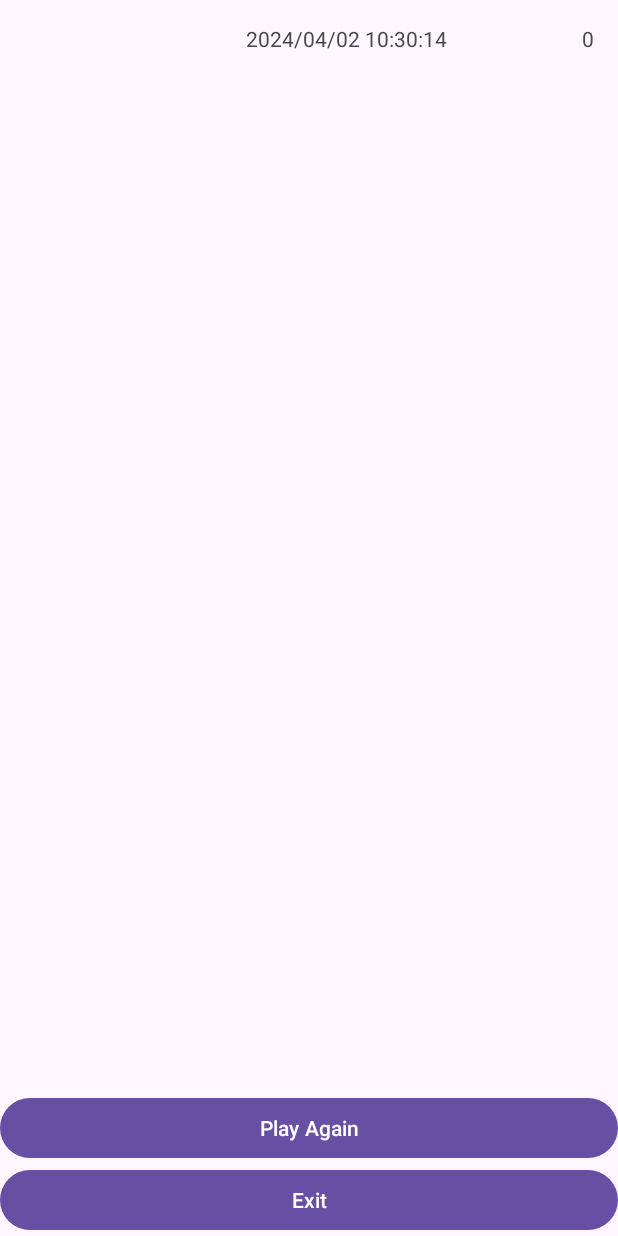
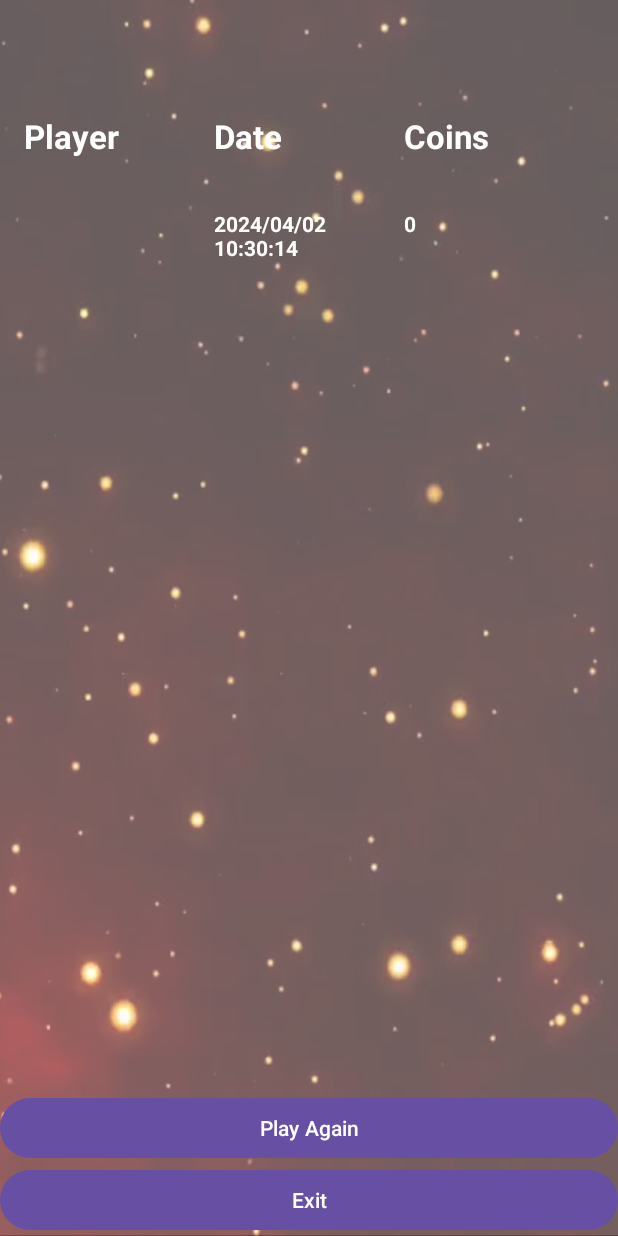
Before and after one commit to angiehelensanchez/CodeAppsvs01, an Android app: the RankingActivity screen opened directly, with no data from a screen before it, on a phone screen of 412 x 824 dp. Run offline under Robolectric (Android 15) with nearby library versions, the phone set to English and light mode, and no system bars; our stand-ins replace Room's generated code, RxJava.

Commit message:
Ajustes visuales en StartActiviy, MainActivity y RankingActivity, botones mas grandes, ubicación items optimizada.

```diff
--- a/app/src/main/res/layout/activity_ranking.xml
+++ b/app/src/main/res/layout/activity_ranking.xml
@@ -3,16 +3,59 @@
     xmlns:app="http://schemas.android.com/apk/res-auto"
     xmlns:tools="http://schemas.android.com/tools"
     android:id="@+id/main"
+    android:background="@drawable/bienvenido"
     android:layout_width="match_parent"
     android:layout_height="match_parent"
     android:orientation="vertical"
-    tools:context=".RankingActivity">
+        tools:context=".RankingActivity">
+
+
+    <!-- Encabezados para las columnas -->
+    <Space
+        android:layout_width="match_parent"
+        android:layout_height="60dp" />
+
+    <LinearLayout
+        android:layout_width="match_parent"
+        android:layout_height="wrap_content"
+        android:orientation="horizontal"
+        android:padding="16dp">
+
+
+        <TextView
+            android:layout_width="0dp"
+            android:layout_height="wrap_content"
+            android:layout_weight="1"
+            android:text="Player"
+            android:textAppearance="@style/TextAppearance.AppCompat.Large"
+            android:textColor="@android:color/white"
+            android:textStyle="bold" />
+
+        <TextView
+            android:layout_width="0dp"
+            android:layout_height="wrap_content"
+            android:layout_weight="1"
+            android:text="Date"
+            android:textAppearance="@style/TextAppearance.AppCompat.Large"
+            android:textColor="@android:color/white"
+            android:textStyle="bold" />
+
+        <TextView
+            android:layout_width="0dp"
+            android:layout_height="wrap_content"
+            android:layout_weight="1"
+            android:text="Coins"
+            android:textAppearance="@style/TextAppearance.AppCompat.Large"
+            android:textColor="@android:color/white"
+            android:textStyle="bold" />
+    </LinearLayout>
 
     <androidx.recyclerview.widget.RecyclerView
         android:id="@+id/rankingRecyclerView"
         android:layout_width="match_parent"
         android:layout_height="0dp"
         android:layout_weight="1"
+        android:layout_marginTop="2dp"
         tools:listitem="@layout/ranking_item" />
 
     <Button
--- a/app/src/main/res/layout/ranking_item.xml
+++ b/app/src/main/res/layout/ranking_item.xml
@@ -10,17 +10,25 @@
         android:layout_width="0dp"
         android:layout_height="wrap_content"
         android:layout_weight="1"
-        android:text="Player Name" />
+        android:text="Player Name"
+        android:textColor="@android:color/white"
+        android:textStyle="bold"/>
 
     <TextView
         android:id="@+id/playerDateTextView"
-        android:layout_width="wrap_content"
+        android:layout_width="0dp"
         android:layout_height="wrap_content"
-        android:layout_marginRight="90dp"
-        android:text="Date" />
+        android:layout_weight="1"
+        android:text="Date"
+        android:textColor="@android:color/white"
+        android:textStyle="bold"/>
+
     <TextView
         android:id="@+id/playerResultTextView"
-        android:layout_width="wrap_content"
+        android:layout_width="0dp"
         android:layout_height="wrap_content"
-        android:text="Player Score" />
+        android:layout_weight="1"
+        android:text="Player Score"
+        android:textColor="@android:color/white"
+        android:textStyle="bold"/>
 </LinearLayout>
--- a/app/src/main/res/values/colors.xml
+++ b/app/src/main/res/values/colors.xml
@@ -2,4 +2,6 @@
 <resources>
     <color name="black">#FF000000</color>
     <color name="white">#FFFFFFFF</color>
+    <color name="dark_red">#8B0000</color>
+
 </resources>
--- a/app/src/main/res/values/strings.xml
+++ b/app/src/main/res/values/strings.xml
@@ -7,4 +7,8 @@
     <string name="start_game">Iniciar</string>
     <string name="coin_amount">%1$d</string>
 
+    <string name="welcome_image_desc">Descripción de la imagen de bienvenida</string>
+
+
+
 </resources>
```
Also changed, not shown: app/src/main/res/layout/activity_main.xml (+22 -11 lines), app/src/main/res/layout/activity_start.xml (+38 -18 lines), app/src/main/res/values/styles.xml (added, +16 -0 lines), app/src/main/res/drawable/welcome.png (added).
